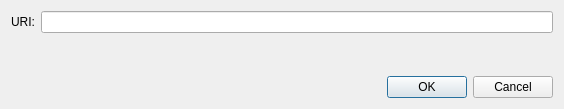
Old version of the form src/qt/forms/openuridialog.ui in the repository litecoinz-core/bitcoin.
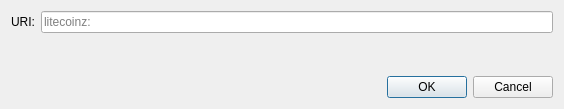
New version of the form. Custom widgets are drawn as their Qt base class.

Commit message: [gui] Move static placeholder texts to forms (#17702)

Patch:
```diff
--- a/src/qt/forms/openuridialog.ui
+++ b/src/qt/forms/openuridialog.ui
@@ -24,7 +24,11 @@
       </widget>
      </item>
      <item>
-      <widget class="QValidatedLineEdit" name="uriEdit"/>
+      <widget class="QValidatedLineEdit" name="uriEdit">
+       <property name="placeholderText">
+        <string notr="true">litecoinz:</string>
+       </property>
+      </widget>
      </item>
     </layout>
    </item>
```
The commit also changes 7 other files.
